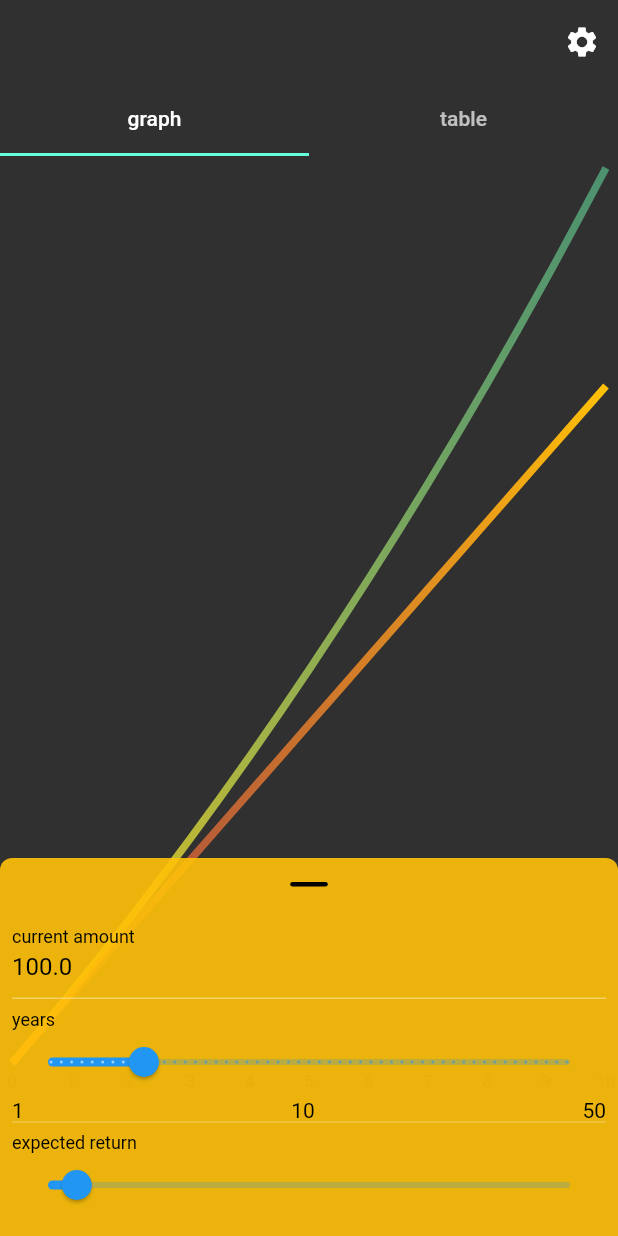
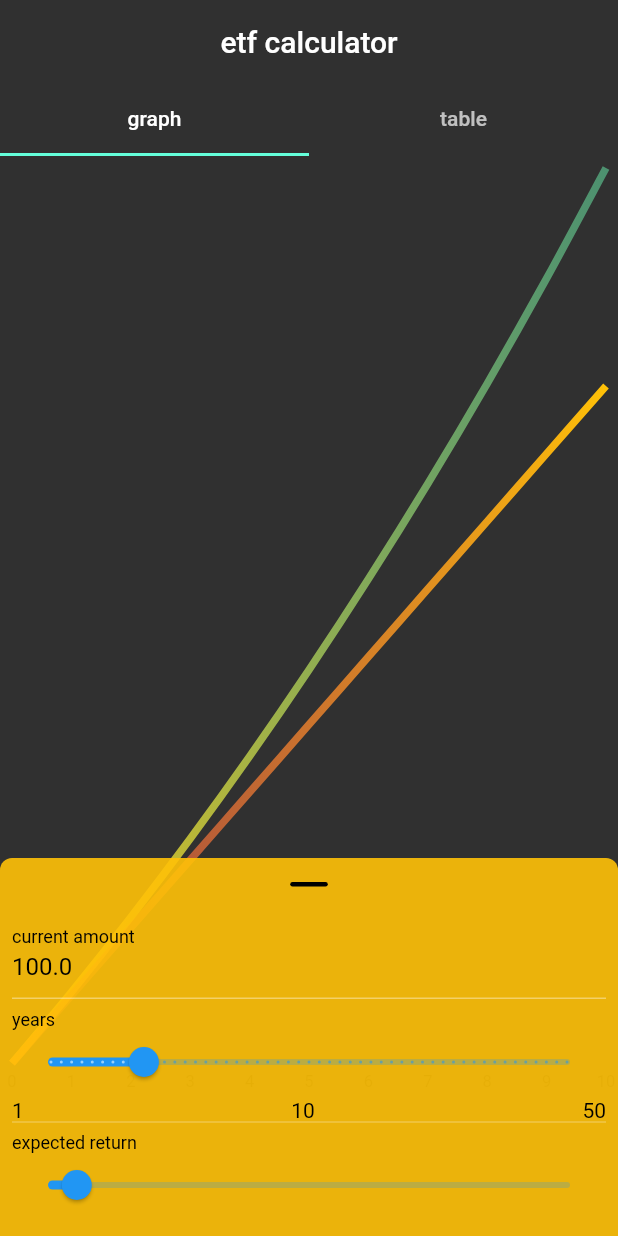
Before and after one commit to nplettenberg/etf_calculator, a Flutter app: the screen it shows after launch, on a phone screen of 412 x 824 dp. Run offline on Flutter 3.47's test engine with Material 2 defaults, Android fonts, the phone set to English and light mode, and no system bars; drawn by our look-alikes of fl_chart, flutter_form_builder; our stand-ins replace flutter_riverpod, freezed_annotation, go_router.

Commit message:
add title

```diff
--- a/lib/components/calculator/calculator_page.dart
+++ b/lib/components/calculator/calculator_page.dart
@@ -18,14 +18,8 @@ class HomePage extends ConsumerWidget {
       length: tabContents.length,
       child: Scaffold(
         appBar: AppBar(
-          actions: [
-            IconButton(
-              onPressed: () {},
-              icon: const Icon(
-                Icons.settings,
-              ),
-            )
-          ],
+          title: const Text('etf calculator'),
+          centerTitle: true,
           bottom: const TabBar(
             tabs: [
               Tab(text: 'graph'),
```
